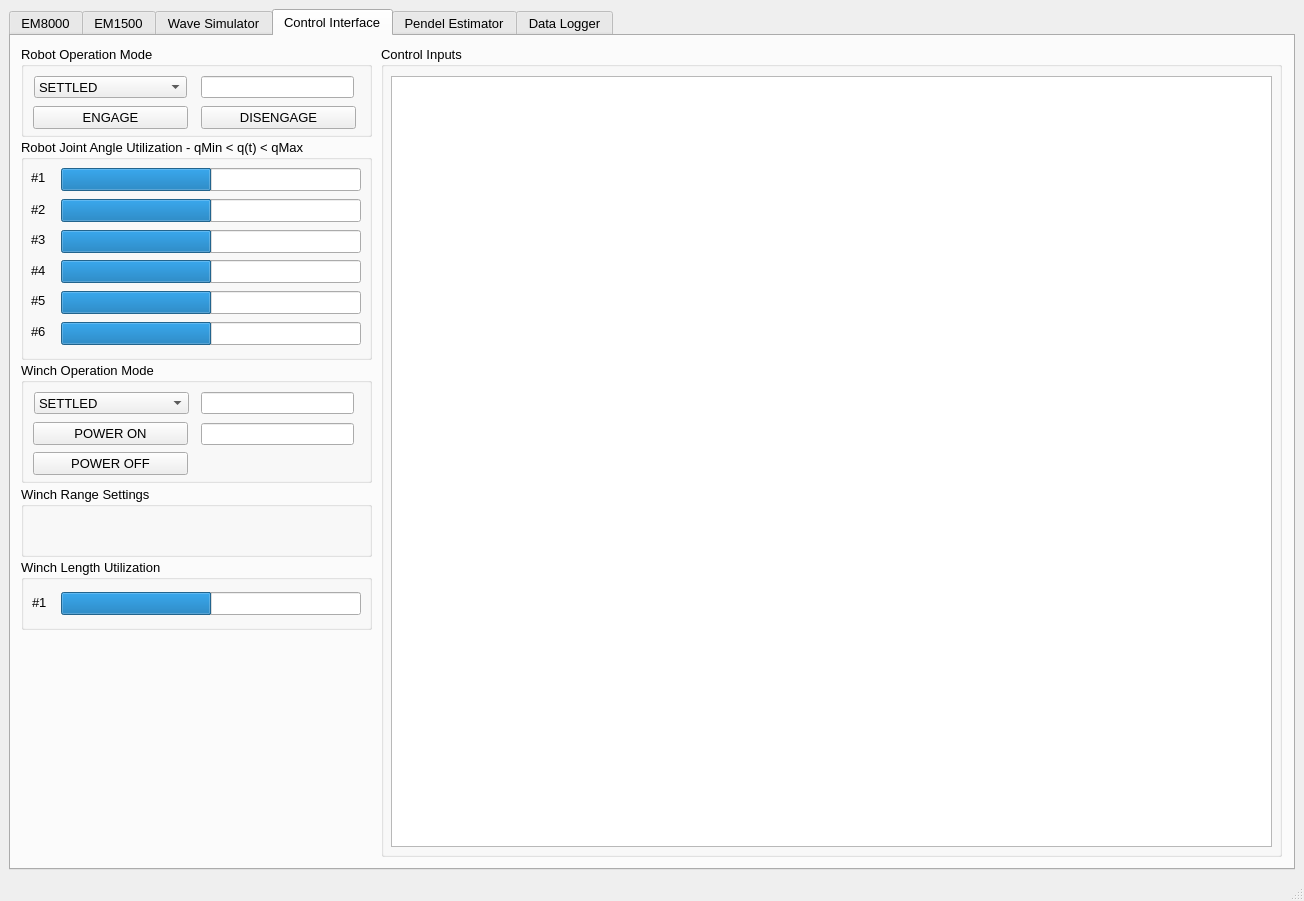
The window that hmi/src/MainWindow.ui (sondretordal/motion-lab) describes before a commit, drawn with Qt 5.
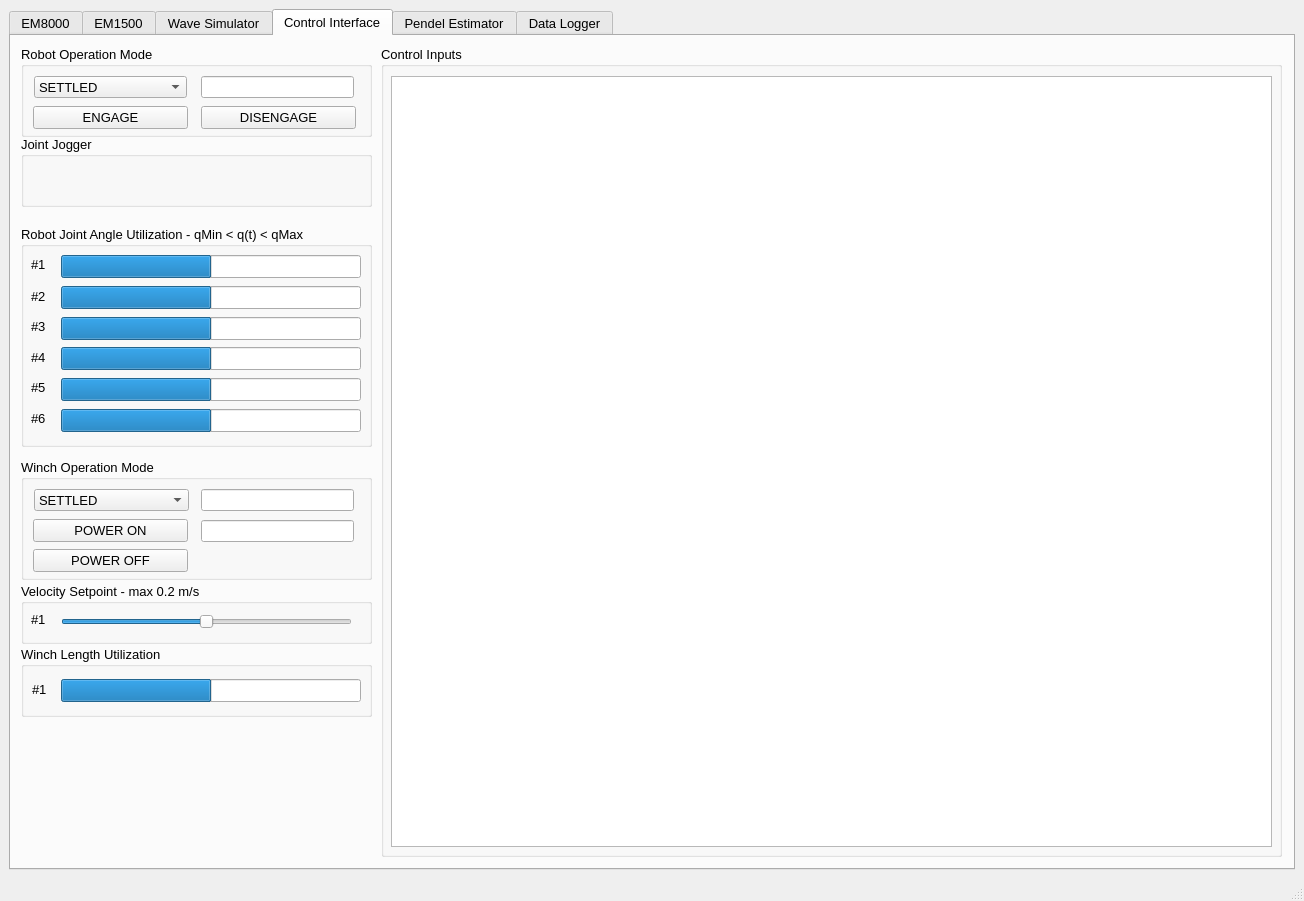
The same window after the commit. The open tabs and pages were chosen to show the change. Custom widgets are drawn as their Qt base class.

Commit message: Added max/min range for winch + velocity setpoint from GUI

Patch:
```diff
--- a/hmi/src/MainWindow.ui
+++ b/hmi/src/MainWindow.ui
@@ -2681,7 +2681,7 @@
         <property name="geometry">
          <rect>
           <x>10</x>
-          <y>103</y>
+          <y>190</y>
           <width>351</width>
           <height>221</height>
          </rect>
@@ -2917,7 +2917,7 @@
         <property name="geometry">
          <rect>
           <x>10</x>
-          <y>523</y>
+          <y>610</y>
           <width>351</width>
           <height>71</height>
          </rect>
@@ -2965,7 +2965,7 @@
         <property name="geometry">
          <rect>
           <x>10</x>
-          <y>326</y>
+          <y>423</y>
           <width>351</width>
           <height>121</height>
          </rect>
@@ -3055,13 +3055,61 @@
         <property name="geometry">
          <rect>
           <x>10</x>
-          <y>450</y>
+          <y>547</y>
+          <width>351</width>
+          <height>61</height>
+         </rect>
+        </property>
+        <property name="title">
+         <string>Velocity Setpoint - max 0.2 m/s</string>
+        </property>
+        <widget class="QSlider" name="winchVelSetpoint">
+         <property name="geometry">
+          <rect>
+           <x>40</x>
+           <y>28</y>
+           <width>291</width>
+           <height>22</height>
+          </rect>
+         </property>
+         <property name="minimum">
+          <number>-100</number>
+         </property>
+         <property name="maximum">
+          <number>100</number>
+         </property>
+         <property name="singleStep">
+          <number>0</number>
+         </property>
+         <property name="orientation">
+          <enum>Qt::Horizontal</enum>
+         </property>
+        </widget>
+        <widget class="QLabel" name="label_26">
+         <property name="geometry">
+          <rect>
+           <x>10</x>
+           <y>30</y>
+           <width>47</width>
+           <height>13</height>
+          </rect>
+         </property>
+         <property name="text">
+          <string>#1</string>
+         </property>
+        </widget>
+       </widget>
+       <widget class="QGroupBox" name="groupBox_47">
+        <property name="geometry">
+         <rect>
+          <x>10</x>
+          <y>100</y>
           <width>351</width>
           <height>71</height>
          </rect>
         </property>
         <property name="title">
-         <string>Winch Range Settings</string>
+         <string>Joint Jogger</string>
         </property>
        </widget>
       </widget>
```
Left out of the diff: 7 changed lines with no effect on the pictures. The commit also changes 6 other files.
